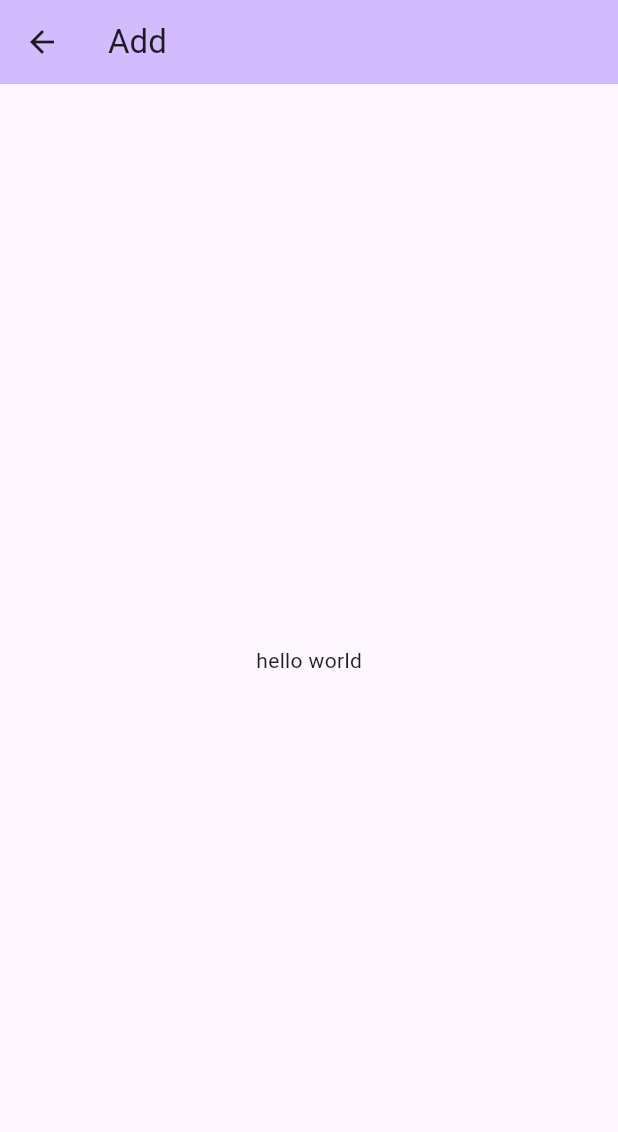
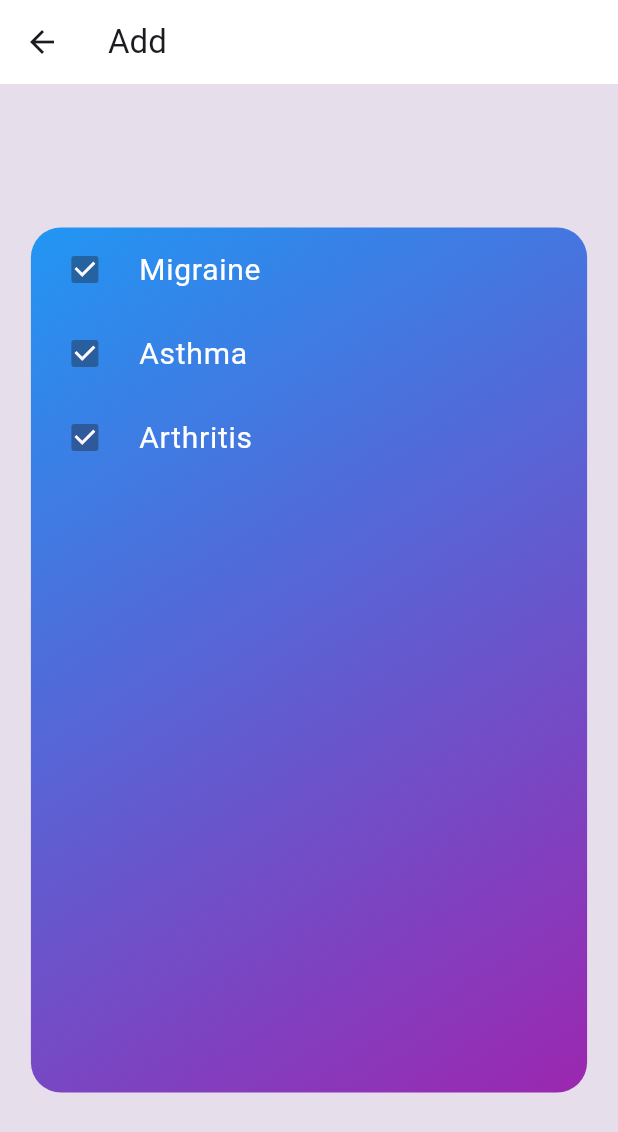
Before and after one commit to Skylar1245/Hack-Ohio-12, a Flutter app: the SelectScreen screen opened directly, on a phone screen of 412 x 824 dp. Shown: the top 1132 px of the screen. Run offline on Flutter 3.47's test engine with Material 3 defaults, Android fonts, the phone set to English and light mode, and no system bars; our stand-ins replace geolocator, weather.

Commit message:
selectscreen updates

```diff
--- a/lib/UI Files/SelectScreen.dart
+++ b/lib/UI Files/SelectScreen.dart
@@ -1,4 +1,5 @@
 import 'package:flutter/material.dart';
+import 'package:hackohio12/global_methods.dart';
 
 class SelectScreen extends StatefulWidget {
   const SelectScreen({super.key, required this.title});
@@ -12,15 +13,48 @@ class SelectScreen extends StatefulWidget {
 class _SkeletonState extends State<SelectScreen> {
   @override
   Widget build(BuildContext context) {
+    Decoration decoration = BoxDecoration(
+      gradient: Global.gradient(),
+      borderRadius: BorderRadius.circular(20), // Adjust the radius as needed
+    );
+
     return Scaffold(
+      backgroundColor: Global.background(),
       appBar: AppBar(
-        backgroundColor: Theme.of(context).colorScheme.inversePrimary,
+        backgroundColor: Global.appBar(),
         title: Text(widget.title),
       ),
       body: Center(
         child: Column(
           mainAxisAlignment: MainAxisAlignment.center,
-          children: <Widget>[Text("hello world")],
+          children: <Widget>[
+            Container(
+                decoration: decoration,
+                width: Global.getWidthByPercentage(context, 90),
+                height: Global.getHeightByPercentage(context, 70),
+                child: Column(children: [
+                  CheckboxListTile(
+                      title: Text(
+                        "Migraine",
+                        style: TextStyle(color: Global.textColor(), fontSize: 20),
+                      ),
+                      value: true,
+                      onChanged: null,
+                      controlAffinity: ListTileControlAffinity.leading),
+                  CheckboxListTile(
+                      title: Text("Asthma",
+                          style: TextStyle(color: Global.textColor(), fontSize: 20)),
+                      value: true,
+                      onChanged: null,
+                      controlAffinity: ListTileControlAffinity.leading),
+                  CheckboxListTile(
+                      title: Text("Arthritis",
+                          style: TextStyle(color: Global.textColor(), fontSize: 20)),
+                      value: true,
+                      onChanged: null,
+                      controlAffinity: ListTileControlAffinity.leading)
+                ]))
+          ],
         ),
       ),
     );
```
